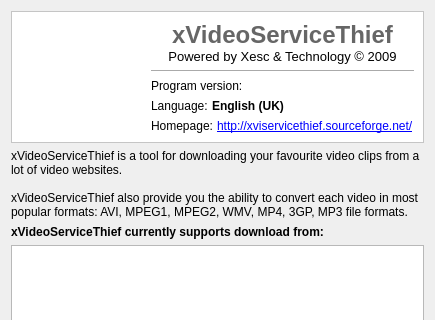
Old version of the form ui/information.ui in the repository ckorn/xvst; both pictures show x 0 to 435 and y 0 to 320 of the 435 by 500 pixel window.
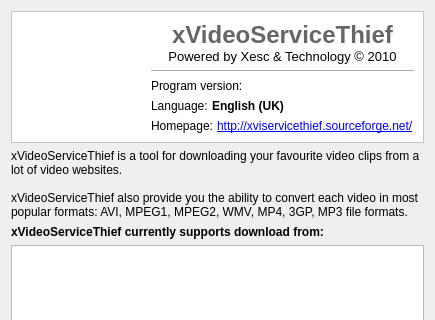
New version of the form. Icons and pictures are not drawn.

Patch:
```diff
--- a/ui/information.ui
+++ b/ui/information.ui
@@ -65,7 +65,7 @@
         <item>
          <widget class="QLabel" name="lblHeader">
           <property name="text">
-           <string notr="true">&lt;html&gt;&lt;head&gt;&lt;meta name=&quot;qrichtext&quot; content=&quot;1&quot; /&gt;&lt;title&gt;xVideoServiceThief&lt;/title&gt;&lt;/head&gt;&lt;body&gt;&lt;div align=&quot;center&quot;&gt;&lt;p&gt;&lt;span style=&quot;font-size: 24px; font-family: Arial, Helvetica, sans-serif; font-weight: bold; color: #666666;&quot;&gt;xVideoServiceThief&lt;/span&gt;&lt;br /&gt;&lt;span style=&quot;font-family: Arial, Helvetica, sans-serif;font-size: 13px;&quot;&gt;Powered by Xesc &amp;amp; Technology &amp;copy; 2009&lt;/span&gt;&lt;/p&gt;&lt;/div&gt;&lt;/body&gt;&lt;/html&gt;</string>
+           <string notr="true">&lt;html&gt;&lt;head&gt;&lt;meta name=&quot;qrichtext&quot; content=&quot;1&quot; /&gt;&lt;title&gt;xVideoServiceThief&lt;/title&gt;&lt;/head&gt;&lt;body&gt;&lt;div align=&quot;center&quot;&gt;&lt;p&gt;&lt;span style=&quot;font-size: 24px; font-family: Arial, Helvetica, sans-serif; font-weight: bold; color: #666666;&quot;&gt;xVideoServiceThief&lt;/span&gt;&lt;br /&gt;&lt;span style=&quot;font-family: Arial, Helvetica, sans-serif;font-size: 13px;&quot;&gt;Powered by Xesc &amp;amp; Technology &amp;copy; 2010&lt;/span&gt;&lt;/p&gt;&lt;/div&gt;&lt;/body&gt;&lt;/html&gt;</string>
           </property>
           <property name="alignment">
            <set>Qt::AlignCenter</set>
```
Left out of the diff: 1 changed line with no effect on the pictures.
